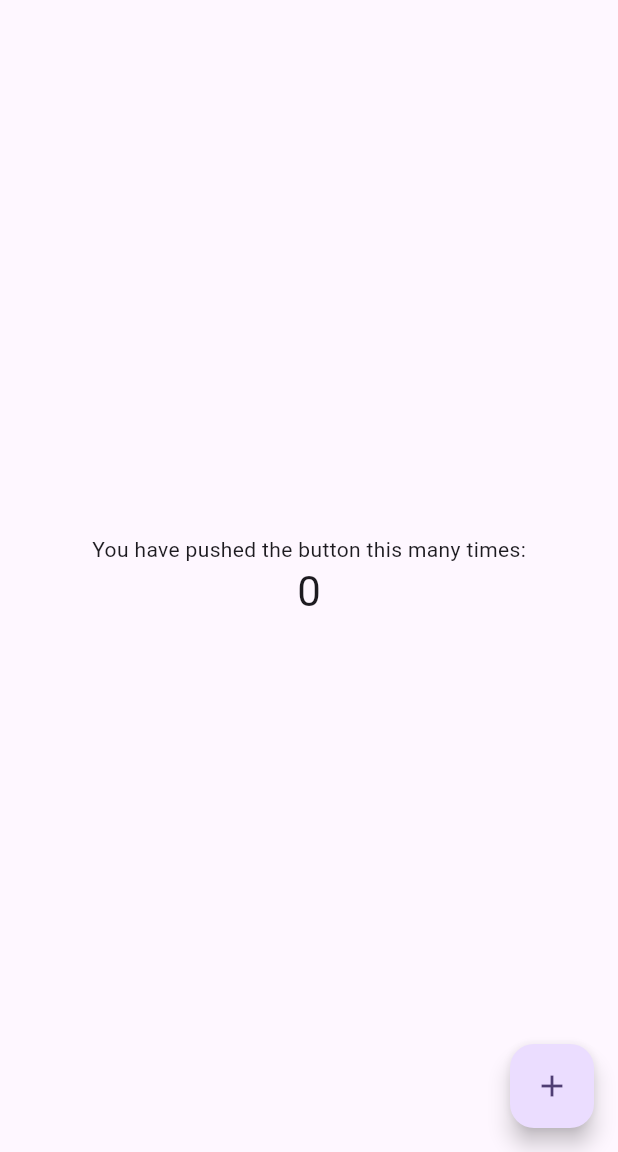
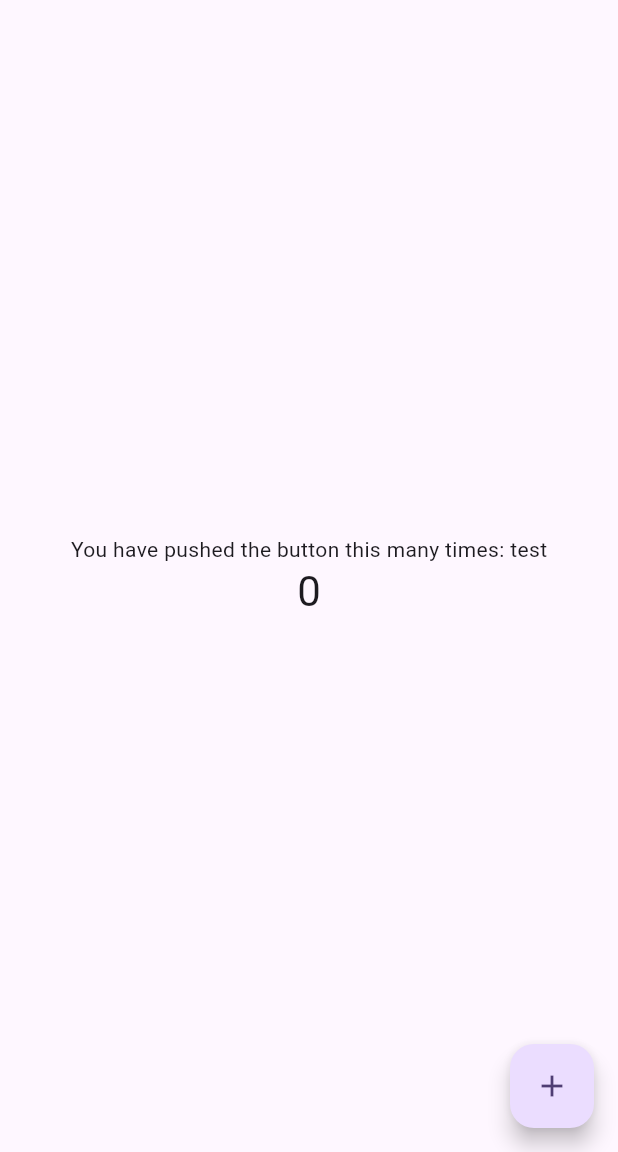
Before and after one commit to hs-dev1/cyberwing, a Flutter app: the screen it shows after launch, on a phone screen of 412 x 824 dp, the part 84-1236 px from its top. Run offline on Flutter 3.47's test engine with Material 3 defaults, Android fonts, the phone set to English and light mode, and no system bars.

Commit message:
test commit

```diff
--- a/project/lib/main.dart
+++ b/project/lib/main.dart
@@ -106,7 +106,7 @@ class _MyHomePageState extends State<MyHomePage> {
           mainAxisAlignment: MainAxisAlignment.center,
           children: <Widget>[
             const Text(
-              'You have pushed the button this many times:',
+              'You have pushed the button this many times: test',
             ),
             Text(
               '$_counter',
```
